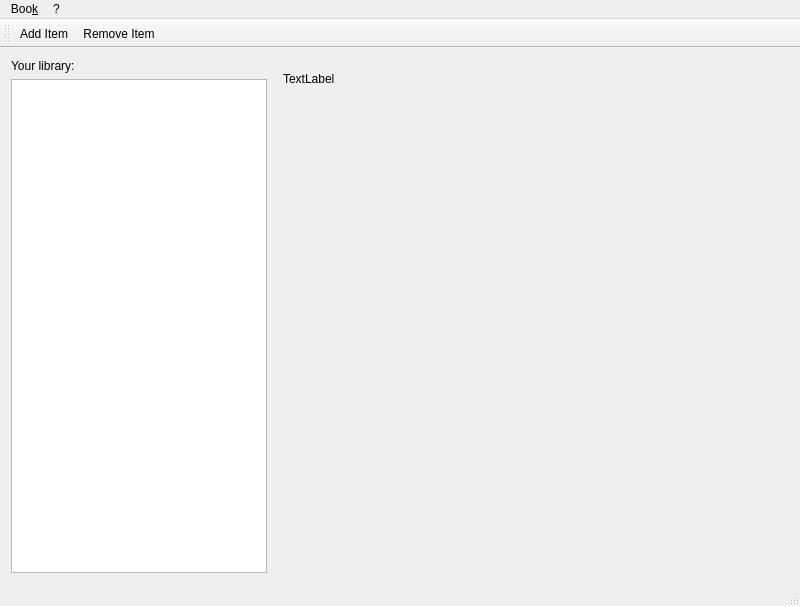
Qt form mainwindow.ui (SouPMG/BookApp) before a commit.
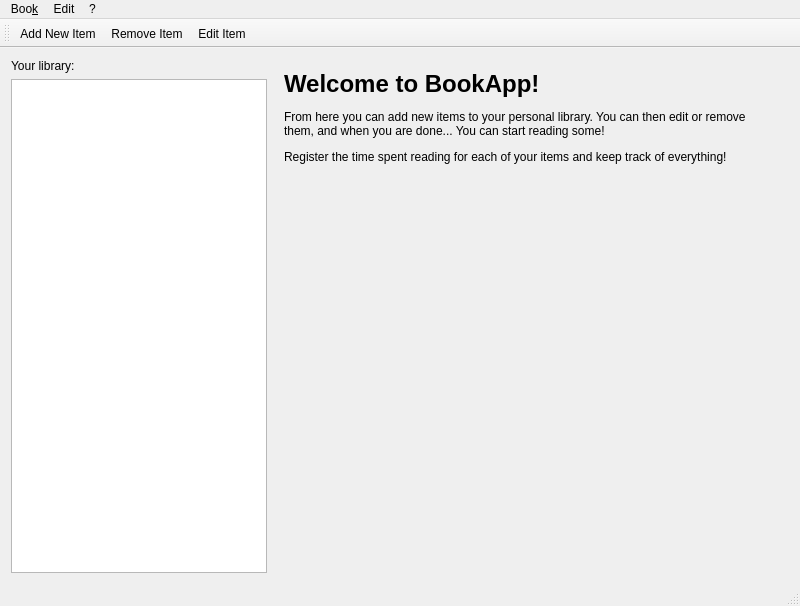
The same form after that commit. The open tabs and pages were chosen to show the change.

Commit message: Implemented new actions including the reset timer action

Diff of the .ui file:
```diff
--- a/mainwindow.ui
+++ b/mainwindow.ui
@@ -50,19 +50,26 @@
          <number>1</number>
         </property>
         <widget class="QWidget" name="welcomeText">
-         <widget class="QLabel" name="mainTextLabel">
-          <property name="geometry">
-           <rect>
-            <x>10</x>
-            <y>10</y>
-            <width>391</width>
-            <height>20</height>
-           </rect>
-          </property>
-          <property name="text">
-           <string>TextLabel</string>
-          </property>
-         </widget>
+         <layout class="QHBoxLayout" name="horizontalLayout">
+          <item>
+           <widget class="QLabel" name="mainTextLabel">
+            <property name="text">
+             <string>&lt;h1&gt;Welcome to BookApp!&lt;/h1&gt;
+&lt;p&gt;From here you can add new items to your personal library. You can then edit or remove them, and when you are done... You can start reading some!&lt;/p&gt;
+&lt;p&gt;Register the time spent reading for each of your items and keep track of everything!&lt;/p&gt;</string>
+            </property>
+            <property name="scaledContents">
+             <bool>false</bool>
+            </property>
+            <property name="alignment">
+             <set>Qt::AlignLeading|Qt::AlignLeft|Qt::AlignTop</set>
+            </property>
+            <property name="wordWrap">
+             <bool>true</bool>
+            </property>
+           </widget>
+          </item>
+         </layout>
         </widget>
         <widget class="QWidget" name="itemData">
          <layout class="QVBoxLayout" name="verticalLayout_6">
@@ -425,7 +432,16 @@
     </property>
     <addaction name="aboutAction"/>
    </widget>
+   <widget class="QMenu" name="menuEdit">
+    <property name="title">
+     <string>Edit</string>
+    </property>
+    <addaction name="editItemAction"/>
+    <addaction name="removeItemAction"/>
+    <addaction name="resetTimerAction"/>
+   </widget>
    <addaction name="menuBook"/>
+   <addaction name="menuEdit"/>
    <addaction name="menu"/>
   </widget>
   <widget class="QToolBar" name="mainToolBar">
@@ -437,11 +453,12 @@
    </attribute>
    <addaction name="addItemAction"/>
    <addaction name="removeItemAction"/>
+   <addaction name="editItemAction"/>
   </widget>
   <widget class="QStatusBar" name="statusBar"/>
   <action name="addItemAction">
    <property name="text">
-    <string>&amp;Add Item</string>
+    <string>&amp;Add New Item</string>
    </property>
    <property name="toolTip">
     <string>Add a library item</string>
@@ -460,6 +477,27 @@
     <string>&amp;About BookApp</string>
    </property>
   </action>
+  <action name="editItemAction">
+   <property name="text">
+    <string>Edit Item</string>
+   </property>
+   <property name="toolTip">
+    <string>Edit a library item</string>
+   </property>
+  </action>
+  <action name="resetTimerAction">
+   <property name="text">
+    <string>Reset reading timer</string>
+   </property>
+   <property name="toolTip">
+    <string>Reset reading timer for the current item</string>
+   </property>
+  </action>
+  <action name="actionSave">
+   <property name="text">
+    <string>Save</string>
+   </property>
+  </action>
  </widget>
  <layoutdefault spacing="6" margin="11"/>
  <resources/>
```
Left out of the diff: 6 changed lines with no effect on the pictures. The commit also changes 4 other files.
